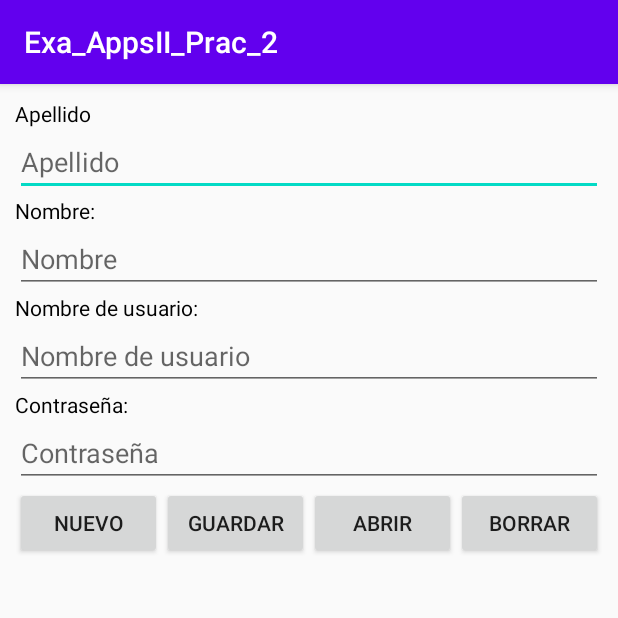
After one commit to Ironfart/EXA_APPSII_PRAC_2, an Android app: the UserCtrlActivity screen opened directly, with no data from a screen before it, on a phone screen of 412 x 824 dp, the top half of it. The commit adds this screen. Run offline under Robolectric (Android 15) with nearby library versions, the phone set to English and light mode, and no system bars.

Commit message:
Graphic interface

```diff
--- a/app/src/main/AndroidManifest.xml
+++ b/app/src/main/AndroidManifest.xml
@@ -9,6 +9,10 @@
         android:roundIcon="@mipmap/ic_launcher_round"
         android:supportsRtl="true"
         android:theme="@style/AppTheme">
+        <activity android:name=".FileListActivity"></activity>
+        <activity android:name=".UserListActivity" />
+        <activity android:name=".FileCtrlActivity" />
+        <activity android:name=".UserCtrlActivity" />
         <activity android:name=".MainActivity">
             <intent-filter>
                 <action android:name="android.intent.action.MAIN" />
--- /dev/null
+++ b/app/src/main/java/com/example/exa_appsii_prac_2/UserCtrlActivity.java
@@ -0,0 +1,23 @@
+package com.example.exa_appsii_prac_2;
+
+import androidx.appcompat.app.AppCompatActivity;
+
+import android.content.Intent;
+import android.os.Bundle;
+import android.view.View;
+
+public class UserCtrlActivity extends AppCompatActivity {
+
+    Intent inUserList;
+
+    @Override
+    protected void onCreate(Bundle savedInstanceState) {
+        super.onCreate(savedInstanceState);
+        setContentView(R.layout.activity_user_ctrl);
+    }
+
+    public void onUserList(View v) {
+        inUserList = new Intent(this, UserListActivity.class);
+        startActivity(inUserList);
+    }
+}
--- /dev/null
+++ b/app/src/main/res/layout/activity_user_ctrl.xml
@@ -0,0 +1,105 @@
+<?xml version="1.0" encoding="utf-8"?>
+<LinearLayout xmlns:android="http://schemas.android.com/apk/res/android"
+    xmlns:app="http://schemas.android.com/apk/res-auto"
+    xmlns:tools="http://schemas.android.com/tools"
+    android:layout_width="match_parent"
+    android:layout_height="match_parent"
+    android:orientation="vertical"
+    android:padding="10dp"
+    tools:context=".UserCtrlActivity">
+
+    <TextView
+        android:id="@+id/textView"
+        android:layout_width="match_parent"
+        android:layout_height="wrap_content"
+        android:text="Apellido"
+        android:textColor="@android:color/black" />
+
+    <EditText
+        android:id="@+id/edTxtLName"
+        android:layout_width="match_parent"
+        android:layout_height="wrap_content"
+        android:ems="10"
+        android:hint="Apellido"
+        android:inputType="textPersonName" />
+
+    <TextView
+        android:id="@+id/textView2"
+        android:layout_width="match_parent"
+        android:layout_height="wrap_content"
+        android:text="Nombre:"
+        android:textColor="@android:color/black" />
+
+    <EditText
+        android:id="@+id/edTxtName"
+        android:layout_width="match_parent"
+        android:layout_height="wrap_content"
+        android:ems="10"
+        android:hint="Nombre"
+        android:inputType="textPersonName" />
+
+    <TextView
+        android:id="@+id/textView3"
+        android:layout_width="match_parent"
+        android:layout_height="wrap_content"
+        android:text="Nombre de usuario:"
+        android:textColor="@android:color/black" />
+
+    <EditText
+        android:id="@+id/edTxtUsername"
+        android:layout_width="match_parent"
+        android:layout_height="wrap_content"
+        android:ems="10"
+        android:hint="Nombre de usuario"
+        android:inputType="textPersonName" />
+
+    <TextView
+        android:id="@+id/textView4"
+        android:layout_width="match_parent"
+        android:layout_height="wrap_content"
+        android:text="Contraseña:"
+        android:textColor="@android:color/black" />
+
+    <EditText
+        android:id="@+id/edTxtPass"
+        android:layout_width="match_parent"
+        android:layout_height="wrap_content"
+        android:ems="10"
+        android:hint="Contraseña"
+        android:inputType="textPassword" />
+
+    <LinearLayout
+        android:layout_width="match_parent"
+        android:layout_height="match_parent"
+        android:orientation="horizontal">
+
+        <Button
+            android:id="@+id/btnNewUser"
+            android:layout_width="wrap_content"
+            android:layout_height="wrap_content"
+            android:layout_weight="1"
+            android:text="Nuevo" />
+
+        <Button
+            android:id="@+id/btnSaveUser"
+            android:layout_width="wrap_content"
+            android:layout_height="wrap_content"
+            android:layout_weight="1"
+            android:text="Guardar" />
+
+        <Button
+            android:id="@+id/btnOpenUser"
+            android:layout_width="wrap_content"
+            android:layout_height="wrap_content"
+            android:layout_weight="1"
+            android:text="Abrir"
+            android:onClick="onUserList"/>
+
+        <Button
+            android:id="@+id/btnDelUser"
+            android:layout_width="wrap_content"
+            android:layout_height="wrap_content"
+            android:layout_weight="1"
+            android:text="Borrar" />
+    </LinearLayout>
+</LinearLayout>
```
Also changed, not shown: app/src/main/java/com/example/exa_appsii_prac_2/FileCtrlActivity.java (added, +31 -0 lines), app/src/main/java/com/example/exa_appsii_prac_2/FileListActivity.java (added, +14 -0 lines), app/src/main/java/com/example/exa_appsii_prac_2/MainActivity.java (+26 -0 lines), app/src/main/java/com/example/exa_appsii_prac_2/User.java (added, +65 -0 lines), app/src/main/java/com/example/exa_appsii_prac_2/UserAdapter.java (added, +48 -0 lines), app/src/main/java/com/example/exa_appsii_prac_2/UserListActivity.java (added, +39 -0 lines), app/src/main/res/layout/activity_file_ctrl.xml (added, +57 -0 lines), app/src/main/res/layout/activity_file_list.xml (added, +22 -0 lines), app/src/main/res/layout/activity_main.xml (+24 -8 lines), app/src/main/res/layout/activity_user_list.xml (added, +22 -0 lines), app/src/main/res/layout/file_list.xml (added, +18 -0 lines), app/src/main/res/layout/user_list.xml (added, +24 -0 lines).
